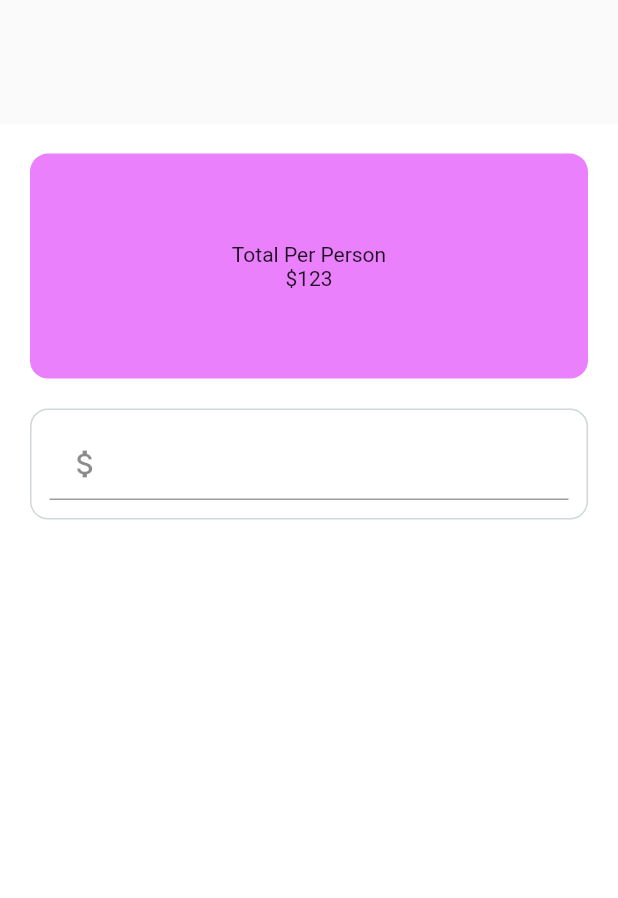
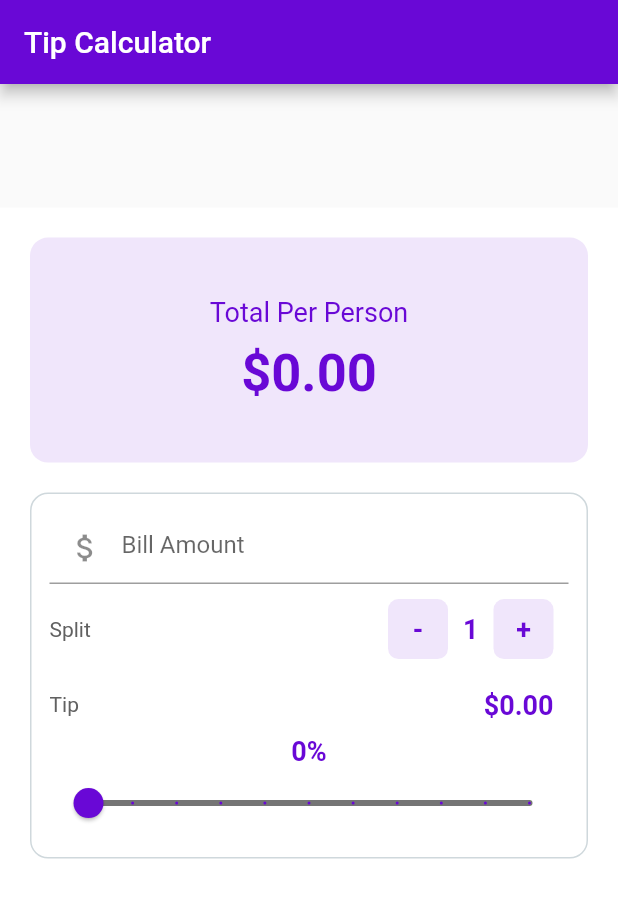
Before and after one commit to Edenik/Flutter_Tip_Calculator_App, a Flutter app: the screen it shows after launch, on a phone screen of 412 x 824 dp. Shown: the top 898 px of the screen. Run offline on Flutter 3.47's test engine with Material 2 defaults, Android fonts, the phone set to English and light mode, and no system bars.

Commit message:
adding ui + ui improvments + adding fuctionality

```diff
--- a/lib/main.dart
+++ b/lib/main.dart
@@ -1,5 +1,6 @@
 import 'package:flutter/material.dart';
 import 'package:flutter_tip_calculator/screens/home_screen.dart';
+import 'package:flutter_tip_calculator/utils/constants.dart';
 
 void main() {
   runApp(MyApp());
@@ -10,6 +11,9 @@ class MyApp extends StatelessWidget {
   Widget build(BuildContext context) {
     return MaterialApp(
       title: 'Flutter Tip Calculator',
+      theme: ThemeData(
+        primaryColor: kPurpleColor,
+      ),
       debugShowCheckedModeBanner: false,
       home: HomeScreen(),
     );
--- a/lib/screens/home_screen.dart
+++ b/lib/screens/home_screen.dart
@@ -1,4 +1,5 @@
 import 'package:flutter/material.dart';
+import 'package:flutter_tip_calculator/utils/constants.dart';
 
 class HomeScreen extends StatefulWidget {
   @override
@@ -9,10 +10,14 @@ class _HomeScreenState extends State<HomeScreen> {
   int _tipPrecentage = 0;
   int _personCounter = 1;
   double _billAmount = 0.0;
+  Color _purple = kPurpleColor;
 
   @override
   Widget build(BuildContext context) {
     return Scaffold(
+      appBar: AppBar(
+        title: Text("Tip Calculator"),
+      ),
       body: Container(
         margin: EdgeInsets.only(top: MediaQuery.of(context).size.height * 0.1),
         alignment: Alignment.center,
@@ -25,40 +30,110 @@ class _HomeScreenState extends State<HomeScreen> {
               width: 150,
               height: 150,
               decoration: BoxDecoration(
-                  color: Colors.purpleAccent[100],
+                  color: _purple.withOpacity(0.1),
                   borderRadius: BorderRadius.circular(12.0)),
               child: Center(
                 child: Column(
                   mainAxisAlignment: MainAxisAlignment.center,
                   children: <Widget>[
-                    Text('Total Per Person'),
-                    Text('\$123'),
+                    Text(
+                      'Total Per Person',
+                      style: kPurpleBoldTextStyle.copyWith(
+                          fontWeight: FontWeight.normal),
+                    ),
+                    SizedBox(
+                      height: 10,
+                    ),
+                    Text(
+                      '\$${caclulateTotalPerPerson(_billAmount, _personCounter, _tipPrecentage).toStringAsFixed(2)}',
+                      style: kPurpleBoldTextStyle.copyWith(fontSize: 35.0),
+                    ),
                   ],
                 ),
               ),
             ),
             Container(
-              margin: EdgeInsets.only(top: 20.0),
-              padding: EdgeInsets.all(12.0),
+              margin: const EdgeInsets.only(top: 20.0),
+              padding: const EdgeInsets.all(12.0),
               decoration: BoxDecoration(
-                  color: Colors.transparent,
-                  border: Border.all(
-                      color: Colors.blueGrey[100], style: BorderStyle.solid),
-                  borderRadius: BorderRadius.circular(12.0)),
+                color: Colors.transparent,
+                border: Border.all(
+                    color: Colors.blueGrey[100], style: BorderStyle.solid),
+                borderRadius: BorderRadius.circular(12.0),
+              ),
               child: Column(
                 children: <Widget>[
                   TextField(
                     keyboardType:
                         TextInputType.numberWithOptions(decimal: true),
-                    style: TextStyle(color: Colors.grey),
+                    style: TextStyle(color: _purple),
                     decoration: InputDecoration(
-                        prefixText: "Bill Amount",
+                        hintText: "Bill Amount",
                         prefixIcon: Icon(Icons.attach_money)),
                     onChanged: (String value) {
                       try {
                         _billAmount = double.parse(value);
-                      } catch (exception) {}
+                      } catch (exception) {
+                        _billAmount = 0.0;
+                      }
                     },
+                  ),
+                  Row(
+                    mainAxisAlignment: MainAxisAlignment.spaceBetween,
+                    children: <Widget>[
+                      Text(
+                        "Split",
+                        style: TextStyle(color: Colors.grey.shade700),
+                      ),
+                      Row(
+                        children: <Widget>[
+                          buildPlusMinusButton(decrement, '-'),
+                          Text(
+                            '$_personCounter',
+                            style: kPurpleBoldTextStyle,
+                          ),
+                          buildPlusMinusButton(increment, '+'),
+                        ],
+                      )
+                    ],
+                  ),
+                  Row(
+                    mainAxisAlignment: MainAxisAlignment.spaceBetween,
+                    children: <Widget>[
+                      Text(
+                        'Tip',
+                        style: TextStyle(color: Colors.grey.shade700),
+                      ),
+                      Padding(
+                        padding: const EdgeInsets.all(10.0),
+                        child: Text(
+                          '\$${calculateTotalTip(_billAmount, _personCounter, _tipPrecentage).toStringAsFixed(2)}',
+                          style: kPurpleBoldTextStyle,
+                        ),
+                      )
+                    ],
+                  ),
+                  //Slider
+                  Column(
+                    children: <Widget>[
+                      Text(
+                        '$_tipPrecentage%',
+                        style: kPurpleBoldTextStyle,
+                      ),
+                      Slider(
+                        min: 0.0,
+                        max: 100.0,
+                        divisions: 10,
+                        activeColor: kPurpleColor,
+                        inactiveColor: Colors.black54,
+                        value: _tipPrecentage.toDouble(),
+                        onChanged: (double value) {
+                          setState(() {
+                            _tipPrecentage = value.round();
+                          });
+                        },
+                      )
+                    ],
                   )
                 ],
               ),
@@ -68,4 +143,56 @@ class _HomeScreenState extends State<HomeScreen> {
       ),
     );
   }
+
+  void decrement() {
+    setState(() {
+      if (_personCounter > 1) {
+        _personCounter--;
+      } else {
+        //do nothing
+      }
+    });
+  }
+
+  void increment() {
+    setState(() {
+      _personCounter++;
+    });
+  }
+
+  double caclulateTotalPerPerson(
+      double billAmount, int splitBy, int tipPrecentage) {
+    var totalPerPerson =
+        (calculateTotalTip(billAmount, splitBy, tipPrecentage) + billAmount) /
+            splitBy;
+    return totalPerPerson;
+  }
+
+  double calculateTotalTip(double billAmount, int splitBy, int tipPrecentage) {
+    double totalTip = 0.0;
+    if (billAmount < 0 || billAmount.toString().isEmpty || billAmount == null) {
+      //
+    } else {
+      totalTip = (billAmount * tipPrecentage) / 100;
+    }
+    return totalTip;
+  }
+
+  InkWell buildPlusMinusButton(Function onTap, String sign) {
+    return InkWell(
+      onTap: onTap,
+      child: Container(
+        width: 40.0,
+        height: 40.0,
+        margin: const EdgeInsets.all(10.0),
+        decoration: kMinusPlusButtonsBoxDecoration,
+        child: Center(
+          child: Text(
+            sign,
+            style: kPurpleBoldTextStyle,
+          ),
+        ),
+      ),
+    );
+  }
 }
--- /dev/null
+++ b/lib/utils/constants.dart
@@ -0,0 +1,16 @@
+import 'package:flutter/material.dart';
+
+import 'hexcolor.dart';
+
+final Color kPurpleColor = HexColor("#6908D6");
+
+final TextStyle kPurpleBoldTextStyle = TextStyle(
+  color: kPurpleColor,
+  fontWeight: FontWeight.bold,
+  fontSize: 18.0,
+);
+
+final BoxDecoration kMinusPlusButtonsBoxDecoration = BoxDecoration(
+  borderRadius: BorderRadius.circular(7.0),
+  color: kPurpleColor.withOpacity(0.1),
+);
--- /dev/null
+++ b/lib/utils/hexcolor.dart
@@ -0,0 +1,21 @@
+import 'package:flutter/material.dart';
+
+class HexColor extends Color {
+  static int _getColorFromHex(String hexColor) {
+    hexColor = hexColor.toUpperCase().replaceAll("#", "");
+    if (hexColor.length == 6) {
+      hexColor = "FF" + hexColor;
+    }
+    return int.parse(hexColor, radix: 16);
+  }
+
+  HexColor(final String hexColor) : super(_getColorFromHex(hexColor));
+}
+
+//How to use:
+/*
+Color color1 = HexColor("b74093");
+Color color2 = HexColor("b74093");
+Color color3 = HexColor("#88b74093"); // if you wish to use ARGB form
+
+*/
```
Also changed, not shown: 1 other file.
